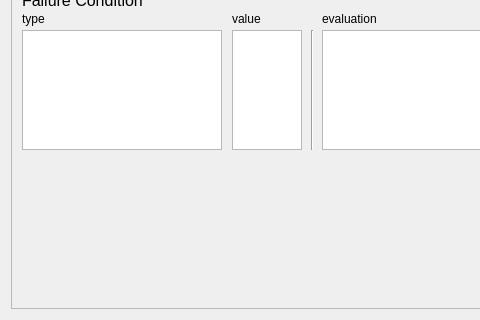
Before: the Qt Designer form openscenario/openscenario_visualization/src/ui/context_panel_plugin.ui in tier4/scenario_simulator_v2, drawn with Qt 5; both pictures show x 0 to 480 and y 280 to 600 of the 1058 by 600 pixel window.
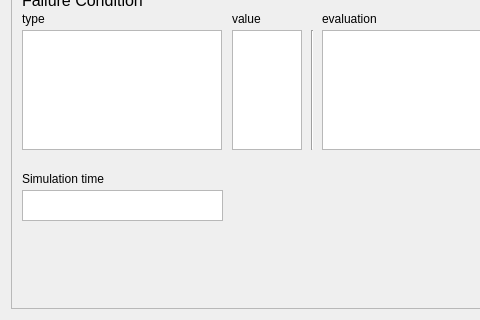
After: the same form once the commit is applied.

What changed in the file:
```diff
--- a/openscenario/openscenario_visualization/src/ui/context_panel_plugin.ui
+++ b/openscenario/openscenario_visualization/src/ui/context_panel_plugin.ui
@@ -300,6 +300,32 @@
         <string>evaluation</string>
        </property>
       </widget>
+      <widget class="QTextEdit" name="simulation_time_data">
+       <property name="geometry">
+        <rect>
+         <x>10</x>
+         <y>430</y>
+         <width>201</width>
+         <height>31</height>
+        </rect>
+       </property>
+       <property name="readOnly">
+        <bool>true</bool>
+       </property>
+      </widget>
+      <widget class="QLabel" name="simulation_time_label">
+       <property name="geometry">
+        <rect>
+         <x>10</x>
+         <y>410</y>
+         <width>121</width>
+         <height>17</height>
+        </rect>
+       </property>
+       <property name="text">
+        <string>Simulation time</string>
+       </property>
+      </widget>
      </widget>
     </widget>
    </item>
```
